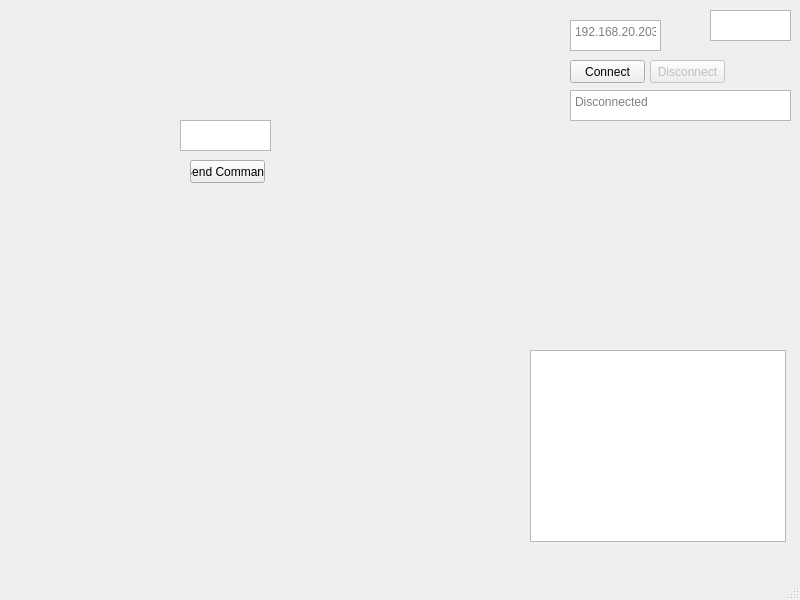
Above: mainwindow.ui from vhock/Phase-locked-Loop before the change. Below: the same form after it.
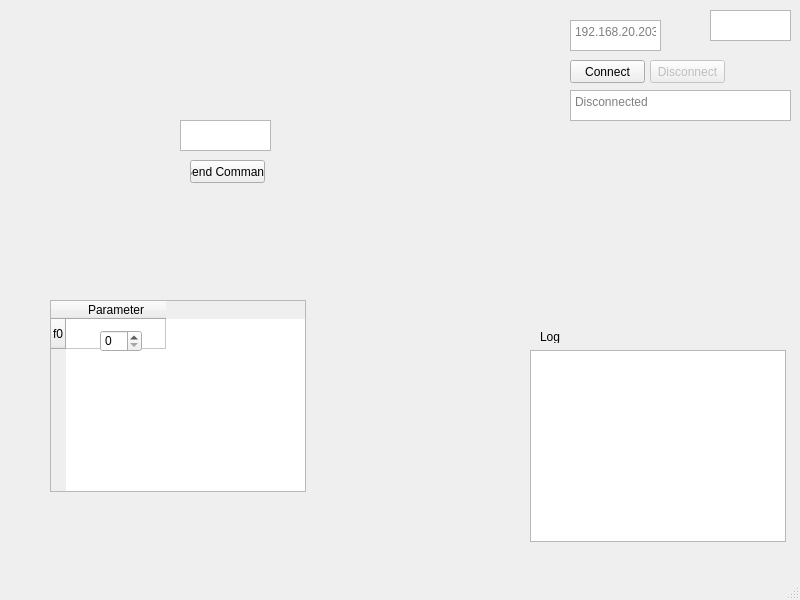
That is the form after the change.

```diff
--- a/mainwindow.ui
+++ b/mainwindow.ui
@@ -118,6 +118,63 @@
      </rect>
     </property>
    </widget>
+   <widget class="QSpinBox" name="pll1_f0_box">
+    <property name="geometry">
+     <rect>
+      <x>100</x>
+      <y>330</y>
+      <width>42</width>
+      <height>22</height>
+     </rect>
+    </property>
+   </widget>
+   <widget class="QLabel" name="label">
+    <property name="geometry">
+     <rect>
+      <x>540</x>
+      <y>330</y>
+      <width>47</width>
+      <height>13</height>
+     </rect>
+    </property>
+    <property name="text">
+     <string>Log</string>
+    </property>
+    <property name="textFormat">
+     <enum>Qt::AutoText</enum>
+    </property>
+   </widget>
+   <widget class="QTableWidget" name="tableWidget">
+    <property name="geometry">
+     <rect>
+      <x>50</x>
+      <y>300</y>
+      <width>256</width>
+      <height>192</height>
+     </rect>
+    </property>
+    <row>
+     <property name="text">
+      <string>f0</string>
+     </property>
+    </row>
+    <column>
+     <property name="text">
+      <string>Parameter</string>
+     </property>
+    </column>
+   </widget>
+   <zorder>tableWidget</zorder>
+   <zorder>ipAddress</zorder>
+   <zorder>connectButton</zorder>
+   <zorder>logBox</zorder>
+   <zorder>statusBox</zorder>
+   <zorder>connectionIndicator</zorder>
+   <zorder>disconnectButton</zorder>
+   <zorder>execTestCommandBtn</zorder>
+   <zorder>commandBox</zorder>
+   <zorder>pll1_f0_box</zorder>
+   <zorder>label</zorder>
   </widget>
   <widget class="QMenuBar" name="menubar">
    <property name="geometry">
```
